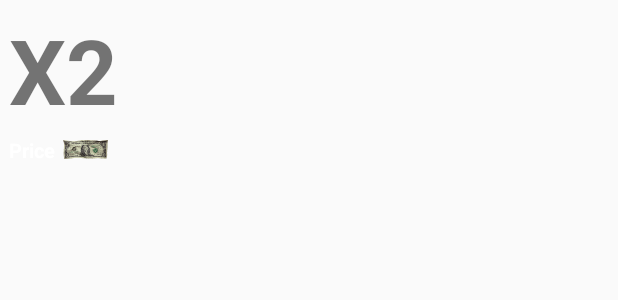
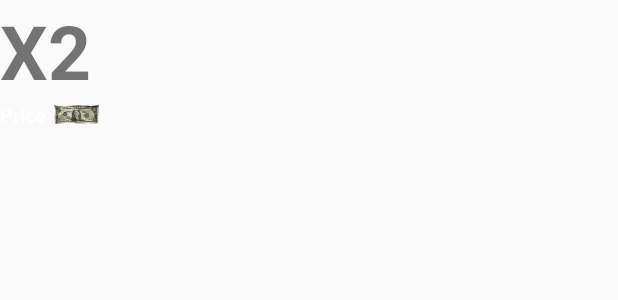
Before and after one commit to krisz094/BeTheRichest, an Android app: the layout listitem_upgrade.xml on its own in the app's theme, with its tools: preview values and no code run, on a phone screen of 412 x 824 dp. Shown: the top 300 px of the screen. Run offline under Robolectric (Android 15) with nearby library versions, the phone set to English and light mode, and no system bars.

Commit message:
pictures included

```diff
--- a/app/src/main/java/hu/uniobuda/nik/betherichest/LeaderAdapter.java
+++ b/app/src/main/java/hu/uniobuda/nik/betherichest/LeaderAdapter.java
@@ -55,7 +55,7 @@ class LeaderAdapter extends BaseAdapter {
         Leader leader = leaderList.get(position);
 
         if (leader.isPlayer()) {
-            setListItemLayout(listItemView, nameTextView, moneyTextView, personRankTextView, R.drawable.sil, Color.parseColor("#646464"));
+            setListItemLayout(listItemView, nameTextView, moneyTextView, personRankTextView, R.drawable.silver, Color.parseColor("#646464"));
         }
         else{
             setListItemLayout(listItemView, nameTextView, moneyTextView, personRankTextView, R.drawable.gold, Color.WHITE);
--- a/app/src/main/res/layout/listitem_leaderboard.xml
+++ b/app/src/main/res/layout/listitem_leaderboard.xml
@@ -10,7 +10,7 @@
 
 
     <RelativeLayout
-        android:id="@+id/a"
+        android:id="@+id/layout"
         android:layout_width="wrap_content"
         android:layout_height="wrap_content"
         android:layout_marginLeft="5dp">
--- a/app/src/main/res/layout/listitem_upgrade.xml
+++ b/app/src/main/res/layout/listitem_upgrade.xml
@@ -1,76 +1,59 @@
 <?xml version="1.0" encoding="utf-8"?>
-<RelativeLayout
-    xmlns:android="http://schemas.android.com/apk/res/android"
+<RelativeLayout xmlns:android="http://schemas.android.com/apk/res/android"
     xmlns:app="http://schemas.android.com/apk/res-auto"
     android:layout_width="wrap_content"
-    android:layout_height="wrap_content"
-    android:padding="2dp">
-
-    <LinearLayout
-        android:layout_width="wrap_content"
-        android:layout_height="wrap_content"
-        android:layout_centerInParent="true"
-        android:layout_marginLeft="8dp"
-
-        android:orientation="vertical">
+    android:layout_height="wrap_content">
 
     <RelativeLayout
+        android:id="@+id/layout"
         android:layout_width="wrap_content"
-            android:layout_height="wrap_content"
-            android:orientation="horizontal">
+        android:layout_height="wrap_content">
 
         <ImageView
             android:id="@+id/invIcon"
             android:layout_width="55dp"
             android:layout_height="55dp"
-                android:layout_alignBottom="@+id/linearLayout"
-                android:layout_alignParentStart="true"
             android:layout_centerInParent="true"
+            android:adjustViewBounds="true"
             android:scaleType="centerCrop" />
 
         <TextView
-                android:id="@+id/label"
+            android:id="@+id/multiplier"
             android:layout_width="wrap_content"
             android:layout_height="wrap_content"
-                android:layout_marginTop="4dp"
+            android:gravity="center"
             android:text="X2"
-                android:textSize="60sp"
+            android:textSize="50sp"
             android:textStyle="bold" />
-
-
     </RelativeLayout>
 
     <RelativeLayout
         android:layout_width="wrap_content"
         android:layout_height="wrap_content"
+        android:layout_below="@+id/layout"
         android:orientation="horizontal">
+
         <TextView
             android:id="@+id/price"
             android:layout_width="wrap_content"
             android:layout_height="wrap_content"
-                android:layout_marginTop="4dp"
             android:text="Price"
             android:textColor="@android:color/white"
             android:textSize="13sp"
             android:textStyle="bold" />
+
         <ImageView
             android:id="@+id/dollarIcon"
             android:layout_width="30dp"
             android:layout_height="14sp"
             android:layout_marginLeft="5dp"
-                android:layout_marginTop="6dp"
+            android:layout_marginTop="2dp"
             android:layout_toEndOf="@+id/price"
             android:adjustViewBounds="true"
-                app:srcCompat="@drawable/dollarsmall" /> />
+            app:srcCompat="@drawable/dollarsmall" />
+        />
 
     </RelativeLayout>
 
-    </LinearLayout>
-
-
-
-
-
-
 
 </RelativeLayout>
```
Also changed, not shown: app/src/main/java/hu/uniobuda/nik/betherichest/UpgradeAdapter.java (+3 -6 lines), app/src/main/res/layout/upgrades_list.xml (+4 -4 lines), app/src/main/res/drawable/bluewood.jpg (added), app/src/main/res/drawable/click.png (added), app/src/main/res/drawable/gold.jpg (added), app/src/main/res/drawable/silver.jpg (added), app/src/main/res/drawable/sky.jpg (added). Lines whose indentation alone changed are shown as unchanged.
